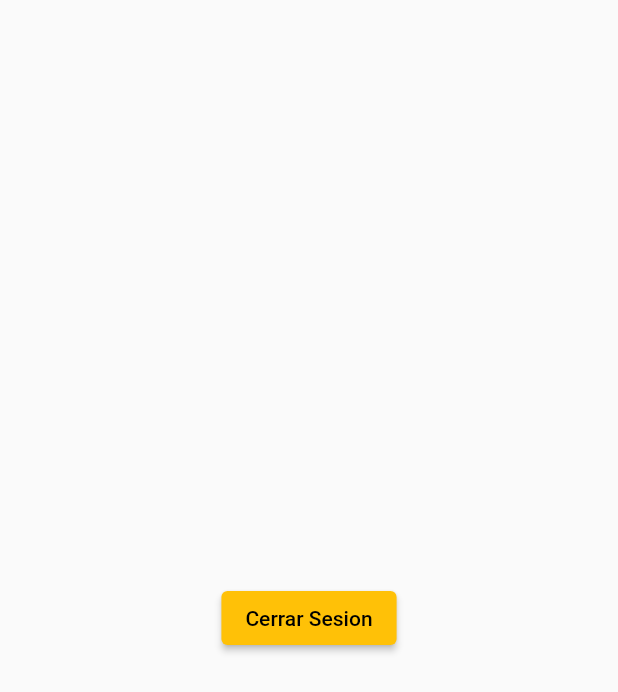
After one commit to JoaquinMX/delivery_app_flutter_nodejs_mysql_stripe_mercadopago_auth, a Flutter app: the HomePage screen opened by its route, on a phone screen of 412 x 824 dp. The commit adds this screen. Shown: the top 692 px of the screen. Run offline on Flutter 3.47's test engine with Material 2 defaults, Android fonts, the phone set to English and light mode, and no system bars; our stand-ins replace get, get_storage, image_picker; accounts and stored records are empty.

Commit message:
feat: User login with session token. Take or select photos from gallery

```diff
--- /dev/null
+++ b/lib/src/pages/home/home_controller.dart
@@ -0,0 +1,16 @@
+import 'package:delivery_app/src/pages/user.dart';
+import 'package:get/get.dart';
+import 'package:get_storage/get_storage.dart';
+
+class HomeController extends GetxController {
+  User user = User.fromJson(GetStorage().read('user') ?? {});
+
+  HomeController() {
+    print('Usuario de Sesion ${user.toJson()}');
+  }
+
+  void signOut() {
+    GetStorage().remove('user');
+    Get.offNamedUntil('/', (route) => false);
+  }
+}
--- /dev/null
+++ b/lib/src/pages/home/home_page.dart
@@ -0,0 +1,24 @@
+import 'package:delivery_app/src/pages/home/home_controller.dart';
+import 'package:flutter/material.dart';
+import 'package:get/get.dart';
+
+class HomePage extends StatelessWidget {
+
+  HomeController controller = Get.put(HomeController());
+  @override
+  Widget build(BuildContext context) {
+    return Scaffold(
+      body: Center(
+        child: ElevatedButton(
+            onPressed: () { controller.signOut(); },
+            child: Text(
+                "Cerrar Sesion",
+              style: TextStyle(
+                color: Colors.black
+              ),
+            )
+        ),
+      ),
+    );
+  }
+}
--- a/lib/src/pages/user.dart
+++ b/lib/src/pages/user.dart
@@ -13,6 +13,7 @@ class User {
   String? phone;
   String? image;
   String? password;
+  String? sessionToken;
 
   User({
     this.id,
@@ -22,6 +23,7 @@ class User {
     required this.phone,
     this.image,
     required this.password,
+    this.sessionToken
   });
 
 
@@ -34,6 +36,7 @@ class User {
     phone: json["phone"],
     image: json["image"],
     password: json["password"],
+    sessionToken: json["session_token"],
   );
 
   Map<String, dynamic> toJson() => {
@@ -44,5 +47,6 @@ class User {
     "phone": phone,
     "image": image,
     "password": password,
+    "session_token": sessionToken
   };
 }
--- a/pubspec.yaml
+++ b/pubspec.yaml
@@ -32,6 +32,8 @@ dependencies:
   flutter:
     sdk: flutter
   get: ^4.6.5
+  get_storage: ^2.1.1
+  image_picker: ^0.8.7+3
   # The following adds the Cupertino Icons font to your application.
   # Use with the CupertinoIcons class for iOS style icons.
   cupertino_icons: ^1.0.2
```
Also changed, not shown: lib/main.dart (+10 -3 lines), lib/src/models/response_api.dart (added, +30 -0 lines), lib/src/pages/login/login_controller.dart (+20 -5 lines), lib/src/pages/register/register_controller.dart (+54 -4 lines), lib/src/pages/register/register_page.dart (+14 -8 lines), lib/src/providers/users_provider.dart (+24 -1 lines), pubspec.lock, 7 other files.
